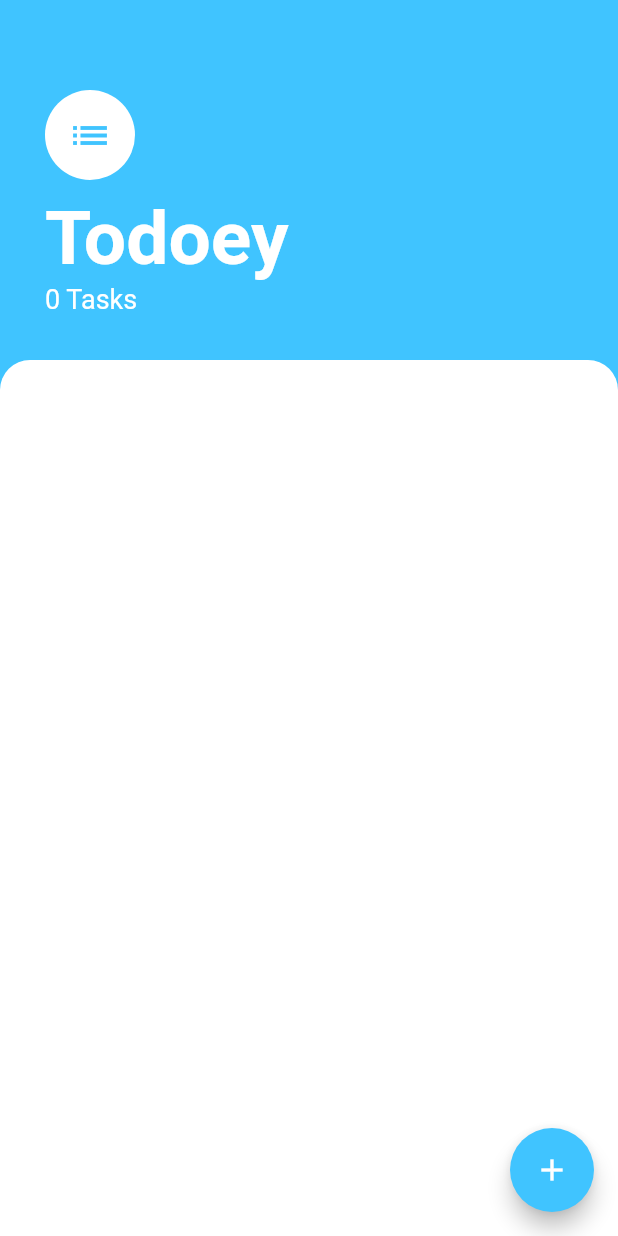
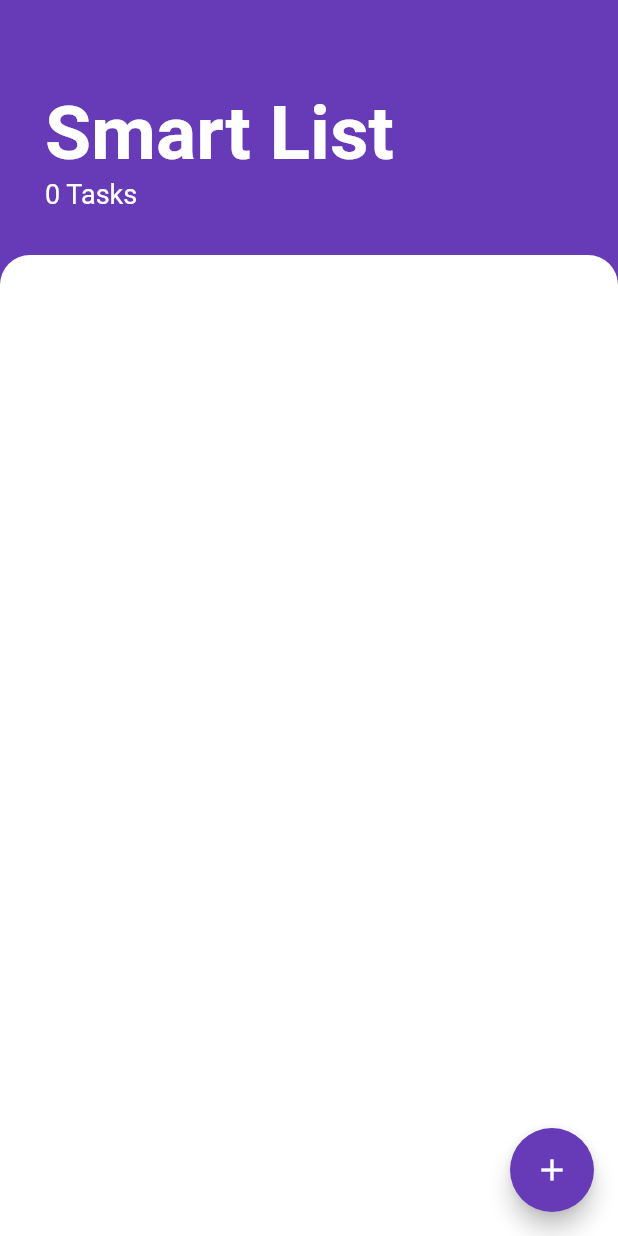
Before and after one commit to kaylanx/smartlist_flutter, a Flutter app: the screen it shows after launch, on a phone screen of 412 x 824 dp. Run offline on Flutter 3.47's test engine with Material 2 defaults, Android fonts, the phone set to English and light mode, and no system bars.

```diff
--- a/lib/main.dart
+++ b/lib/main.dart
@@ -4,17 +4,17 @@ import 'package:todoey_flutter/models/tasks_model.dart';
 import 'package:todoey_flutter/screens/tasks_screen.dart';
 
 void main() {
-  runApp(MyApp());
+  runApp(SmartListApp());
 }
 
-class MyApp extends StatelessWidget {
+class SmartListApp extends StatelessWidget {
   @override
   Widget build(BuildContext context) {
     return ChangeNotifierProvider(
       create: (_) => TasksModel(),
       child: MaterialApp(
         theme: Theme.of(context).copyWith(
-          primaryColor: Colors.lightBlueAccent,
+          primaryColor: Colors.deepPurple,
         ),
         home: TasksScreen(),
       ),
--- a/lib/screens/add_task_screen.dart
+++ b/lib/screens/add_task_screen.dart
@@ -7,6 +7,8 @@ class AddTaskScreen extends StatelessWidget {
   @override
   Widget build(BuildContext context) {
     String text;
+
+    final primaryColor = Theme.of(context).primaryColor;
 
     return Container(
       color: Color(0xff757575),
@@ -27,7 +29,7 @@ class AddTaskScreen extends StatelessWidget {
               textAlign: TextAlign.center,
               style: TextStyle(
                 fontSize: 30.0,
-                color: Colors.lightBlueAccent,
+                color: primaryColor,
               ),
             ),
             TextField(
@@ -52,7 +54,7 @@ class AddTaskScreen extends StatelessWidget {
                 ),
               ),
               height: 50.0,
-              color: Colors.lightBlueAccent,
+              color: primaryColor,
             )
           ],
         ),
--- a/lib/screens/tasks_screen.dart
+++ b/lib/screens/tasks_screen.dart
@@ -7,10 +7,13 @@ import 'package:todoey_flutter/widgets/tasks_list.dart';
 class TasksScreen extends StatelessWidget {
   @override
   Widget build(BuildContext context) {
+
+    final primaryColor = Theme.of(context).primaryColor;
+
     return Scaffold(
-      backgroundColor: Colors.lightBlueAccent,
+      backgroundColor: primaryColor,
       floatingActionButton: FloatingActionButton(
-        backgroundColor: Colors.lightBlueAccent,
+        backgroundColor: primaryColor,
         child: Icon(Icons.add),
         onPressed: () {
           showModalBottomSheet(
@@ -40,18 +43,8 @@ class TasksScreen extends StatelessWidget {
             child: Column(
               crossAxisAlignment: CrossAxisAlignment.start,
               children: [
-                CircleAvatar(
-                  backgroundColor: Colors.white,
-                  child: Icon(
-                    Icons.list,
-                    size: 30.0,
-                    color: Colors.lightBlueAccent,
-                  ),
-                  radius: 30.0,
-                ),
-                SizedBox(height: 10.0),
                 Text(
-                  "Todoey",
+                  "Smart List",
                   style: TextStyle(
                     color: Colors.white,
                     fontSize: 50.0,
--- a/lib/widgets/task_tile.dart
+++ b/lib/widgets/task_tile.dart
@@ -30,7 +30,7 @@ class TaskTile extends StatelessWidget {
         ),
       ),
       trailing: Checkbox(
-        activeColor: Colors.lightBlueAccent,
+        activeColor: Theme.of(context).primaryColor,
         value: isChecked,
         onChanged: onCheckboxToggled,
       ),
```
Also changed, not shown: 1 other file.
